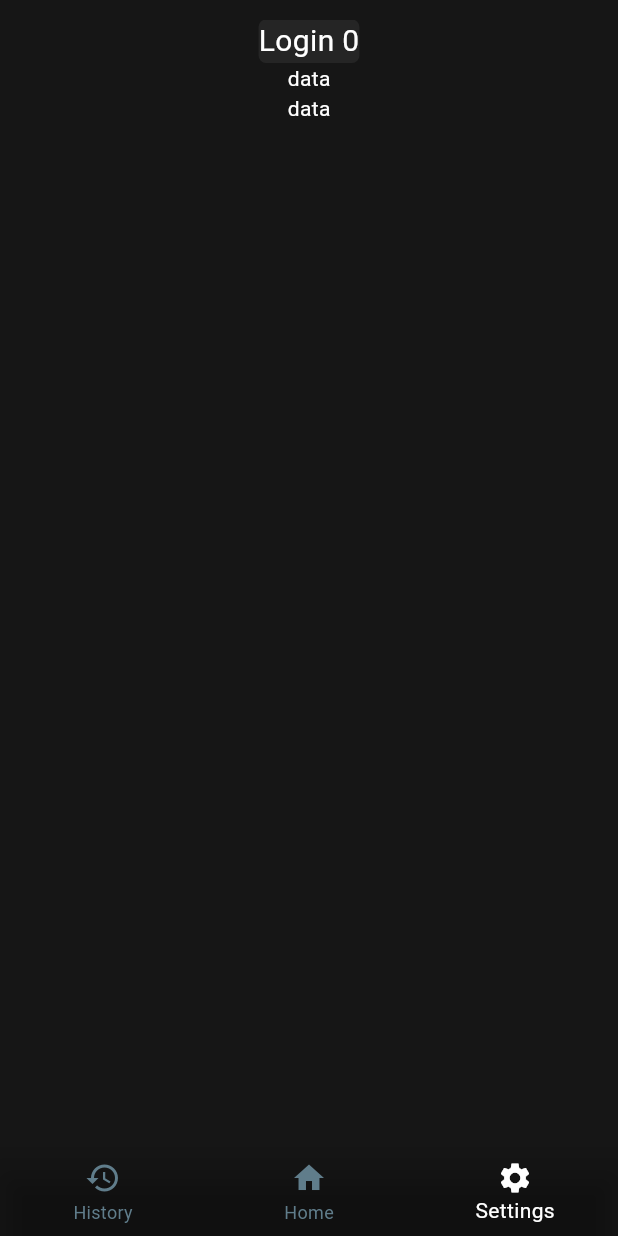
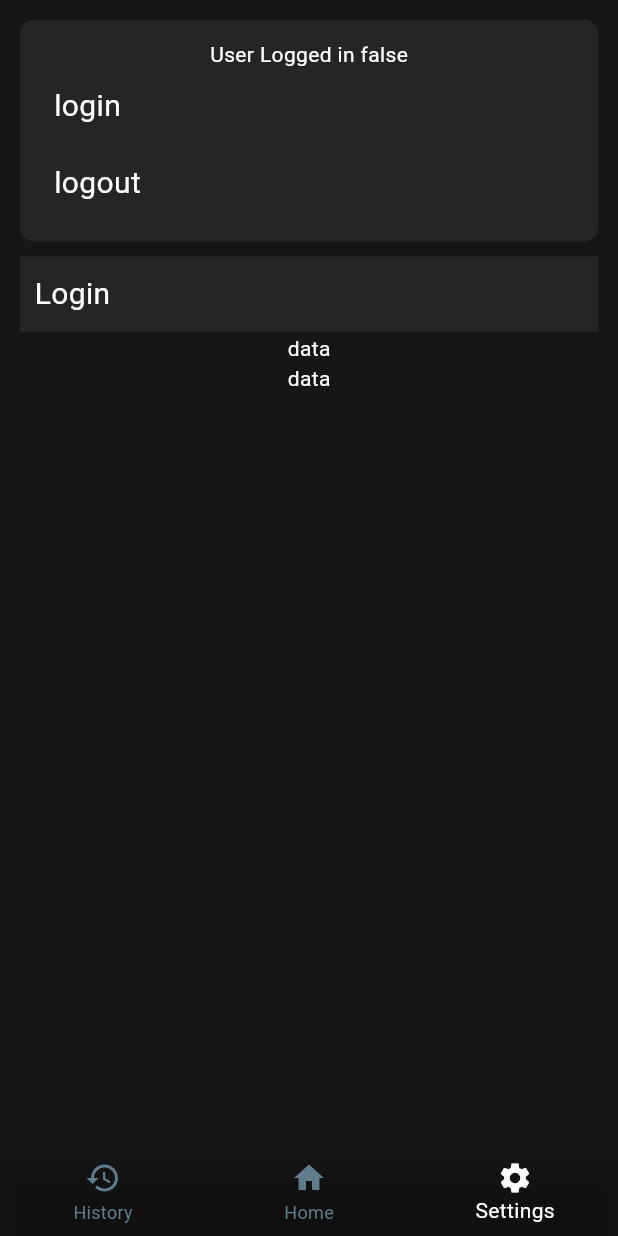
Before and after one commit to Raphael2b3/swarmintelligencemobile, a Flutter app: the screen it shows after launch, item 3 of the bottom bar chosen, on a phone screen of 412 x 824 dp. Run offline on Flutter 3.47's test engine with Material 3 defaults, Android fonts, the phone set to English and light mode, and no system bars; our stand-ins replace go_router; missing offline and left inert: dart:ffi.

Commit message:
login state

```diff
--- /dev/null
+++ b/lib/models/UserAuth.dart
@@ -0,0 +1,14 @@
+import 'package:flutter/cupertino.dart';
+
+class UserAuth extends ChangeNotifier {
+  bool _loggedIn = false;
+
+  bool get loggedIn => _loggedIn;
+
+  set loggedIn(bool value) {
+    if (value == _loggedIn) return;
+
+    _loggedIn = value;
+    notifyListeners();
+  }
+}
--- a/lib/ui/screens/home.dart
+++ b/lib/ui/screens/home.dart
@@ -1,6 +1,8 @@
 import 'package:flutter/material.dart';
 import 'package:go_router/go_router.dart';
+import 'package:provider/provider.dart';
 import 'package:swarmintelligencemobile/constants/styles.dart';
+import 'package:swarmintelligencemobile/models/UserAuth.dart';
 
 class Home extends StatefulWidget {
   final Widget child;
@@ -28,14 +30,7 @@ class _HomeState extends State<Home> {
 
   @override
   Widget build(BuildContext context) {
-    return Scaffold(
-      backgroundColor: AppColors.backgroundark,
-      body: Container(margin: const EdgeInsets.all(13), child: widget.child),
-      bottomNavigationBar: BottomNavigationBar(
-        onTap: changeTab,
-        currentIndex: widget.cIndex,
-        backgroundColor: const Color(0x00000000),
-        items: const [
+    List<BottomNavigationBarItem> items = const [
       BottomNavigationBarItem(
         icon: Icon(Icons.history),
         label: 'History',
@@ -48,9 +43,21 @@ class _HomeState extends State<Home> {
         icon: Icon(Icons.settings),
         label: 'Settings',
       ),
-        ],
+    ];
+
+    return ChangeNotifierProvider<UserAuth>(
+      create: (context) => UserAuth(),
+      child: Scaffold(
+        backgroundColor: AppColors.backgroundark,
+        body: Container(margin: const EdgeInsets.all(13), child: widget.child),
+        bottomNavigationBar: BottomNavigationBar(
+          onTap: changeTab,
+          currentIndex: widget.cIndex,
+          backgroundColor: const Color(0x00000000),
+          items: items,
           unselectedItemColor: Colors.blueGrey,
           selectedItemColor: const Color.fromARGB(255, 255, 255, 255),
+        ),
       ),
     );
   }
--- a/lib/ui/screens/pages/login.dart
+++ b/lib/ui/screens/pages/login.dart
@@ -16,7 +16,9 @@ class _LoginPageState extends State<LoginPage> {
       child: Column(
         children: [
           Title(color: Colors.white, child: const Text("Login")),
-          const DefaultTextField()
+          DefaultTextField(
+            onClick: () {},
+          )
         ],
       ),
     );
--- a/lib/ui/screens/pages/setting.dart
+++ b/lib/ui/screens/pages/setting.dart
@@ -1,6 +1,9 @@
 import 'package:flutter/material.dart';
 import 'package:go_router/go_router.dart';
+import 'package:swarmintelligencemobile/ui/widgets/buttons/cathegorybutton.dart';
 import 'package:swarmintelligencemobile/ui/widgets/buttons/clickabletext.dart';
+import 'package:swarmintelligencemobile/ui/widgets/statement/statement.dart';
+import 'package:swarmintelligencemobile/ui/widgets/userinformation.dart';
 
 class SettingPage extends StatefulWidget {
   const SettingPage({super.key});
@@ -18,10 +21,10 @@ class _SettingPageState extends State<SettingPage> {
   Widget build(BuildContext context) {
     return Column(
       children: [
-        ClickableText(
-            text: "Login $a",
+        const UserInformations(),
+        CathegoryButton(
+            text: "Login",
             onClick: () {
-              print("Hiiiiiiiiiiiiiiiiiiiiiiiiiiii");
               context.go("/settings/login");
               setState(() {
                 a++;
--- /dev/null
+++ b/lib/ui/widgets/buttons/cathegorybutton.dart
@@ -0,0 +1,33 @@
+import 'package:flutter/cupertino.dart';
+import 'package:flutter/material.dart';
+import 'package:swarmintelligencemobile/constants/styles.dart';
+
+class CathegoryButton extends StatefulWidget {
+  final void Function() onClick;
+  final String text;
+  const CathegoryButton({super.key, required this.onClick, required this.text});
+
+  @override
+  State<CathegoryButton> createState() => _CathegoryButtonState();
+}
+
+class _CathegoryButtonState extends State<CathegoryButton> {
+  @override
+  Widget build(BuildContext context) {
+    return GestureDetector(
+      onTap: () {
+        widget.onClick();
+        print("debug");
+      },
+      child: Container(
+        margin: const EdgeInsets.only(bottom: 1),
+        height: 50,
+        alignment: Alignment.centerLeft,
+        padding: const EdgeInsets.only(left: 10),
+        width: double.infinity,
+        color: AppColors.highlightdark,
+        child: Text(widget.text, style: const TextStyle(fontSize: 20)),
+      ),
+    );
+  }
+}
--- /dev/null
+++ b/lib/ui/widgets/default_card.dart
@@ -0,0 +1,21 @@
+import 'package:flutter/cupertino.dart';
+
+class DefaultCard extends StatelessWidget {
+  final List<Widget> children;
+  const DefaultCard({super.key, required this.children});
+
+  @override
+  Widget build(BuildContext context) {
+    return Container(
+      margin: const EdgeInsets.only(bottom: 10),
+      padding: const EdgeInsets.all(13),
+      alignment: Alignment.topLeft,
+      decoration: BoxDecoration(
+        color: const Color.fromRGBO(37, 37, 37, 1),
+        borderRadius: BorderRadius.circular(10),
+      ),
+      child:
+          Column(mainAxisAlignment: MainAxisAlignment.end, children: children),
+    );
+  }
+}
--- /dev/null
+++ b/lib/ui/widgets/userinformation.dart
@@ -0,0 +1,37 @@
+import 'package:flutter/cupertino.dart';
+import 'package:provider/provider.dart';
+import 'package:swarmintelligencemobile/models/UserAuth.dart';
+import 'package:swarmintelligencemobile/ui/widgets/buttons/cathegorybutton.dart';
+import 'package:swarmintelligencemobile/ui/widgets/default_card.dart';
+
+class UserInformations extends StatefulWidget {
+  const UserInformations({super.key});
+
+  @override
+  State<UserInformations> createState() => _UserInformationsState();
+}
+
+class _UserInformationsState extends State<UserInformations> {
+  @override
+  Widget build(BuildContext context) {
+    return Consumer<UserAuth>(
+      builder: (context, value, child) {
+        return DefaultCard(
+          children: [
+            Text("User Logged in ${value.loggedIn}"),
+            CathegoryButton(
+                onClick: () {
+                  value.loggedIn = true;
+                },
+                text: "login"),
+            CathegoryButton(
+                onClick: () {
+                  value.loggedIn = false;
+                },
+                text: "logout")
+          ],
+        );
+      },
+    );
+  }
+}
```
Also changed, not shown: lib/ui/widgets/searchbar.dart (+7 -2 lines), lib/ui/widgets/statement/statement.dart (+2 -15 lines). Lines whose indentation alone changed are shown as unchanged.
